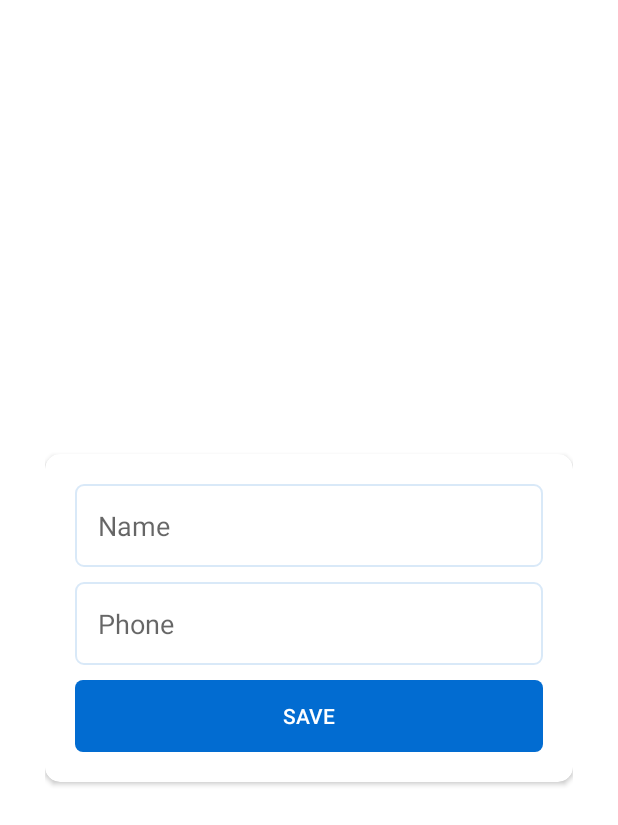
After one commit to kzamaan/notifier-app, an Android app: the layout dialog_user_info_layout.xml on its own in the app's theme, with its tools: preview values and no code run, on a phone screen of 412 x 824 dp. The commit adds this screen. Shown: the top 825 px of the screen. Run offline under Robolectric (Android 15) with nearby library versions, the phone set to English and light mode, and no system bars.

Commit message:
added user info input and submit to database

```diff
--- /dev/null
+++ b/app/src/main/res/layout/dialog_user_info_layout.xml
@@ -0,0 +1,62 @@
+<?xml version="1.0" encoding="utf-8"?>
+<androidx.constraintlayout.widget.ConstraintLayout xmlns:android="http://schemas.android.com/apk/res/android"
+    xmlns:app="http://schemas.android.com/apk/res-auto"
+    xmlns:tools="http://schemas.android.com/tools"
+    android:layout_width="match_parent"
+    android:layout_height="match_parent"
+    android:padding="@dimen/thirty">
+
+    <androidx.cardview.widget.CardView
+        android:layout_width="match_parent"
+        android:layout_height="wrap_content"
+        app:cardCornerRadius="@dimen/ten"
+        app:layout_constraintBottom_toBottomOf="parent"
+        app:layout_constraintEnd_toEndOf="parent"
+        app:layout_constraintStart_toStartOf="parent"
+        app:layout_constraintTop_toTopOf="parent">
+
+        <LinearLayout
+            android:layout_width="match_parent"
+            android:layout_height="wrap_content"
+            android:gravity="center"
+            android:orientation="vertical"
+            android:padding="20dp">
+
+            <EditText
+                android:id="@+id/userNameInputField"
+                android:layout_width="match_parent"
+                android:layout_height="wrap_content"
+                android:autofillHints="name"
+                android:background="@drawable/bg_input_field"
+                android:drawablePadding="10dp"
+                android:hint="@string/name"
+                android:inputType="text"
+                android:padding="15dp" />
+
+            <EditText
+                android:id="@+id/userPhoneInputField"
+                android:layout_width="match_parent"
+                android:layout_height="wrap_content"
+                android:layout_marginTop="10dp"
+                android:autofillHints="phone"
+                android:background="@drawable/bg_input_field"
+                android:drawablePadding="10dp"
+                android:hint="@string/phone"
+                android:inputType="text"
+                android:padding="15dp"
+                tools:ignore="TextFields" />
+
+            <androidx.appcompat.widget.AppCompatButton
+                android:id="@+id/saveUserInfo"
+                android:layout_width="match_parent"
+                android:layout_height="wrap_content"
+                android:layout_marginTop="@dimen/ten"
+                android:background="@drawable/bg_primary_button"
+                android:gravity="center"
+                android:text="@string/save"
+                android:textColor="@color/white"
+                android:translationZ="@dimen/five" />
+        </LinearLayout>
+    </androidx.cardview.widget.CardView>
+
+</androidx.constraintlayout.widget.ConstraintLayout>
```
Also changed, not shown: app/src/main/java/com/softxilla/notification_forwarder/database/SharedPreferenceManager.kt (+9 -5 lines), app/src/main/java/com/softxilla/notification_forwarder/services/ApplicationNotificationListener.kt (+10 -4 lines), app/src/main/java/com/softxilla/notification_forwarder/ui/MainActivity.kt (+28 -8 lines), app/src/main/java/com/softxilla/notification_forwarder/utils/ExtraUtils.kt (+11 -58 lines).
